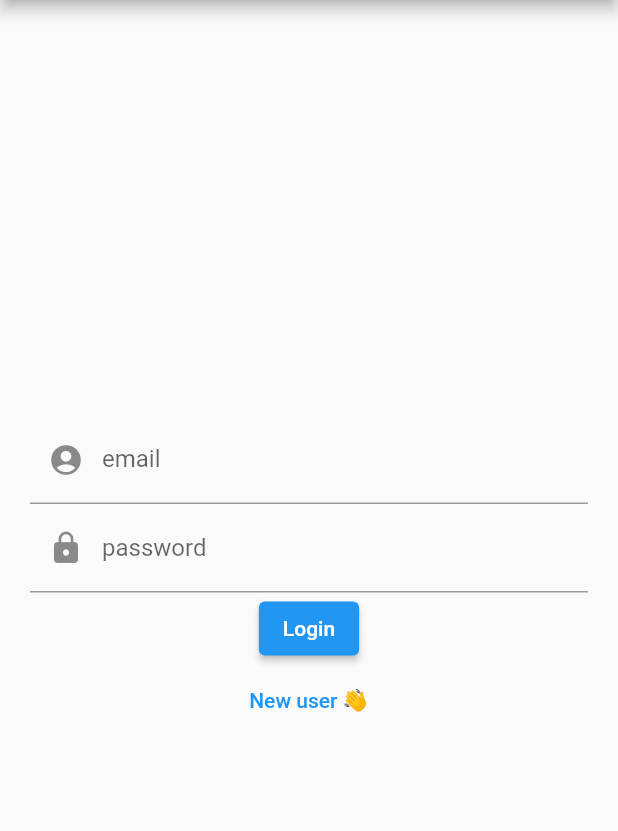
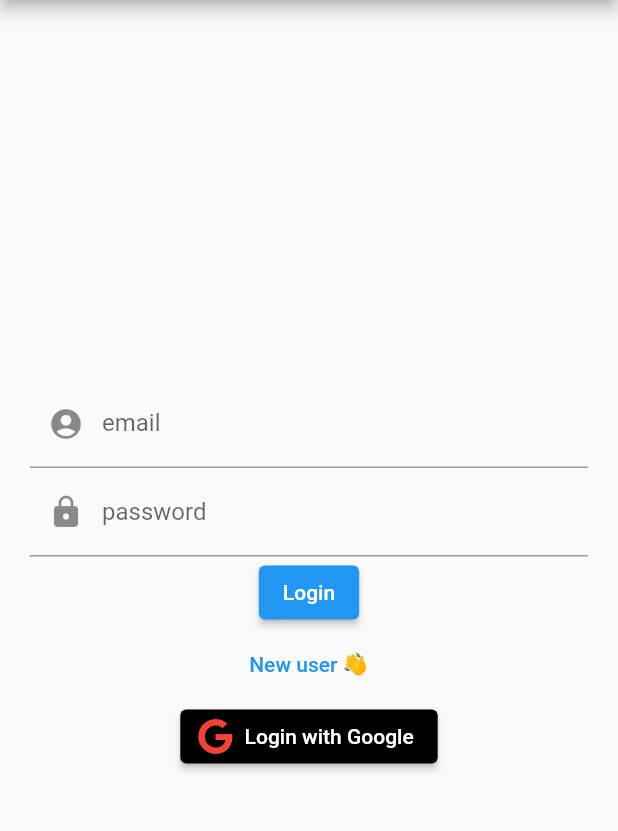
Before and after one commit to davidsomekh/keep, a Flutter app: the screen it shows after launch, on a phone screen of 412 x 824 dp, the part 84-915 px from its top. Run offline on Flutter 3.47's test engine with Material 2 defaults, Android fonts, the phone set to English and light mode, and no system bars; our stand-ins replace firebase_auth, firebase_core, font_awesome_flutter, google_sign_in; accounts and stored records are empty.

Commit message:
Login with google - Android

```diff
--- a/lib/auth.dart
+++ b/lib/auth.dart
@@ -1,4 +1,7 @@
 import 'package:firebase_auth/firebase_auth.dart';
+
+
+
 
 class Auth {
   final FirebaseAuth _firebaseAuth = FirebaseAuth.instance;
@@ -34,6 +37,7 @@
   }
 
    Future<void> signOut() async {
+
     await _firebaseAuth.signOut();
   }
 }
--- /dev/null
+++ b/lib/google_sign_in.dart
@@ -0,0 +1,37 @@
+import 'package:firebase_auth/firebase_auth.dart';
+import 'package:flutter/material.dart';
+import 'package:google_sign_in/google_sign_in.dart';
+
+
+class GoogleSignInProvider extends ChangeNotifier {
+  final googleSignIn = GoogleSignIn();
+
+  GoogleSignInAccount? _user;
+  GoogleSignInAccount get user=> _user!;
+
+
+  Future googleLogin() async {
+    final googleUser = await googleSignIn.signIn();
+    if(googleUser == null) return;
+
+    _user = googleUser;
+
+    final googleAuth = await googleUser.authentication;
+
+    final credential = GoogleAuthProvider.credential(
+      accessToken: googleAuth.accessToken,
+      idToken: googleAuth.idToken,
+
+    );
+
+    await FirebaseAuth.instance.signInWithCredential(credential);
+
+    notifyListeners();
+
+  }
+
+  Future googleLogout() async{
+     await googleSignIn.disconnect();
+  }
+
+}
--- a/lib/main.dart
+++ b/lib/main.dart
@@ -1,3 +1,6 @@
+import 'package:keeplist/google_sign_in.dart';
+import 'package:provider/provider.dart';
+
 import './widget_tree.dart';
 import 'package:flutter/material.dart';
 import 'package:firebase_core/firebase_core.dart';
@@ -15,10 +18,11 @@
   const MyApp({Key? key}) : super(key: key);
 
   @override
-  Widget build(BuildContext context) {
-    return const MaterialApp(
-      debugShowCheckedModeBanner: false,
-      home: WidgetTree(),
-    );
-  }
+  Widget build(BuildContext context) => ChangeNotifierProvider(
+        create: (context) => GoogleSignInProvider(),
+        child: const MaterialApp(
+          debugShowCheckedModeBanner: false,
+          home: WidgetTree(),
+        ),
+      );
 }
--- a/lib/pages/login_page.dart
+++ b/lib/pages/login_page.dart
@@ -1,6 +1,10 @@
 import 'package:flutter/material.dart';
 import 'package:firebase_auth/firebase_auth.dart';
+import 'package:font_awesome_flutter/font_awesome_flutter.dart';
 import '../auth.dart';
+import '../google_sign_in.dart';
+import 'package:provider/provider.dart';
+
 
 class LoginPage extends StatefulWidget {
   const LoginPage({Key? key}) : super(key: key);
@@ -77,6 +81,19 @@
     );
   }
 
+  Widget _googleButton() {
+    return ElevatedButton.icon(
+      style: ElevatedButton.styleFrom(
+          backgroundColor: Colors.black, foregroundColor: Colors.white),
+      onPressed: () {
+        final provider = Provider.of<GoogleSignInProvider>(context,listen:false);
+        provider.googleLogin();
+      },
+      label: const Text("Login with Google"),
+      icon: const FaIcon(FontAwesomeIcons.google, color: Colors.red),
+    );
+  }
+
   Widget _loginOrRegisterButton() {
     return TextButton(
       onPressed: () {
@@ -108,6 +125,7 @@
                 'password', const Icon(Icons.lock), _controllerPassword, true),
             _submitButton(),
             _loginOrRegisterButton(),
+            _googleButton(),
           ],
         ),
       ),
--- a/lib/widget_tree.dart
+++ b/lib/widget_tree.dart
@@ -16,8 +16,10 @@
     return StreamBuilder(
       stream: Auth().authStateChanges,
       builder: (context, snapshot) {
-        if (snapshot.hasData) {
-          return HomePage();
+        if(snapshot.connectionState == ConnectionState.waiting) {
+          return const Center(child: CircularProgressIndicator());
+        } else if (snapshot.hasData) {
+          return const HomePage();
         } else {
           return const LoginPage();
         }
--- a/pubspec.yaml
+++ b/pubspec.yaml
@@ -35,8 +35,11 @@
   # Use with the CupertinoIcons class for iOS style icons.
   cupertino_icons: ^1.0.2
   firebase_auth: ^4.1.2
+  google_sign_in: ^5.0.3
   firebase_core: ^2.2.0
   cloud_firestore: ^4.0.5
+  font_awesome_flutter: ^10.2.1
+  provider: ^6.0.4
 
 dev_dependencies:
   flutter_test:
```
Also changed, not shown: lib/pages/home_page.dart (+35 -4 lines), pubspec.lock, 3 other files.
